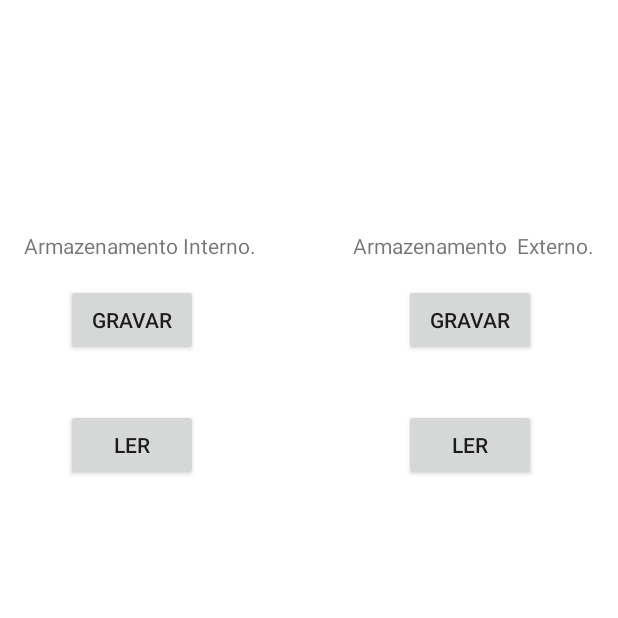
After one commit to kaioobd/Projc, an Android app: the Avalia screen opened directly, with no data from a screen before it, on a phone screen of 412 x 824 dp, the top half of it. The commit adds this screen. Run offline under Robolectric (Android 15) with nearby library versions, the phone set to English and light mode, and no system bars.

Commit message:
dor: armazenamento

```diff
--- /dev/null
+++ b/app/src/main/res/layout/activity_avalia.xml
@@ -0,0 +1,76 @@
+<?xml version="1.0" encoding="utf-8"?>
+<androidx.constraintlayout.widget.ConstraintLayout xmlns:android="http://schemas.android.com/apk/res/android"
+    xmlns:app="http://schemas.android.com/apk/res-auto"
+    xmlns:tools="http://schemas.android.com/tools"
+    android:layout_width="match_parent"
+    android:layout_height="match_parent"
+    tools:context=".Avalia">
+
+    <TextView
+        android:id="@+id/textView6"
+        android:layout_width="wrap_content"
+        android:layout_height="wrap_content"
+        android:layout_marginStart="16dp"
+        android:layout_marginLeft="16dp"
+        android:layout_marginTop="154dp"
+        android:text="Armazenamento Interno."
+        app:layout_constraintStart_toStartOf="parent"
+        app:layout_constraintTop_toTopOf="parent" />
+
+    <TextView
+        android:id="@+id/textView8"
+        android:layout_width="wrap_content"
+        android:layout_height="wrap_content"
+        android:layout_marginTop="154dp"
+        android:layout_marginEnd="16dp"
+        android:layout_marginRight="16dp"
+        android:text="Armazenamento  Externo."
+        app:layout_constraintEnd_toEndOf="parent"
+        app:layout_constraintTop_toTopOf="parent" />
+
+    <Button
+        android:id="@+id/button2"
+        android:layout_width="wrap_content"
+        android:layout_height="wrap_content"
+        android:layout_marginStart="44dp"
+        android:layout_marginLeft="44dp"
+        android:layout_marginTop="16dp"
+        android:onClick="fGravarInterna"
+        android:text="Gravar"
+        app:layout_constraintStart_toStartOf="parent"
+        app:layout_constraintTop_toBottomOf="@+id/textView6" />
+
+    <Button
+        android:id="@+id/button3"
+        android:layout_width="wrap_content"
+        android:layout_height="wrap_content"
+        android:layout_marginTop="35dp"
+        android:onClick="fLerExterna"
+        android:text="Ler"
+        app:layout_constraintStart_toStartOf="@+id/button5"
+        app:layout_constraintTop_toBottomOf="@+id/button5" />
+
+    <Button
+        android:id="@+id/button4"
+        android:layout_width="wrap_content"
+        android:layout_height="wrap_content"
+        android:layout_marginStart="44dp"
+        android:layout_marginLeft="44dp"
+        android:layout_marginTop="35dp"
+        android:onClick="fLerInterna"
+        android:text="Ler"
+        app:layout_constraintStart_toStartOf="parent"
+        app:layout_constraintTop_toBottomOf="@+id/button2" />
+
+    <Button
+        android:id="@+id/button5"
+        android:layout_width="wrap_content"
+        android:layout_height="wrap_content"
+        android:layout_marginStart="34dp"
+        android:layout_marginLeft="34dp"
+        android:layout_marginTop="16dp"
+        android:onClick="fGravarExterna"
+        android:text="Gravar"
+        app:layout_constraintStart_toStartOf="@+id/textView8"
+        app:layout_constraintTop_toBottomOf="@+id/textView8" />
+</androidx.constraintlayout.widget.ConstraintLayout>
--- a/app/src/main/res/values/strings.xml
+++ b/app/src/main/res/values/strings.xml
@@ -123,12 +123,11 @@
     <string name="btnCad">Cadastrar</string>
 
 
-
     <string name="txtLocalizar2">Isso ajuda em suas pesquisas.</string>
     <string name="btnConhecer">Conheça a gente!</string>
     <string name="btnLocalizar">Localizar</string>
     <string name="textoLocal">Aperte o botão para saber sua localização :)</string>
-    <string name="endereco">"Endereço: %1$s  \n Latitude: %2$s \n Longitude: %3$s \n Timestamp: %4$tr"</string>
+    <string name="endereco">"Endereço: %1$s Timestamp: %4$tr"</string>
     <string name="loading">Carregando…</string>
     <string name="parar_busca">PARAR BUSCA</string>
     <string name="iniciar_busca">INICIAR</string>
```
Also changed, not shown: app/src/main/AndroidManifest.xml (+5 -2 lines), app/src/main/java/com/example/projcar/Agente.java (+10 -0 lines), app/src/main/java/com/example/projcar/Avalia.java (added, +47 -0 lines), app/src/main/java/com/example/projcar/Constantes.java (added, +13 -0 lines), app/src/main/java/com/example/projcar/Gravar.java (added, +99 -0 lines), app/src/main/java/com/example/projcar/Ler.java (added, +88 -0 lines), app/src/main/res/layout/activity_agente.xml (+10 -0 lines), app/src/main/res/layout/activity_gravar.xml (added, +33 -0 lines), app/src/main/res/layout/activity_ler.xml (added, +28 -0 lines).
